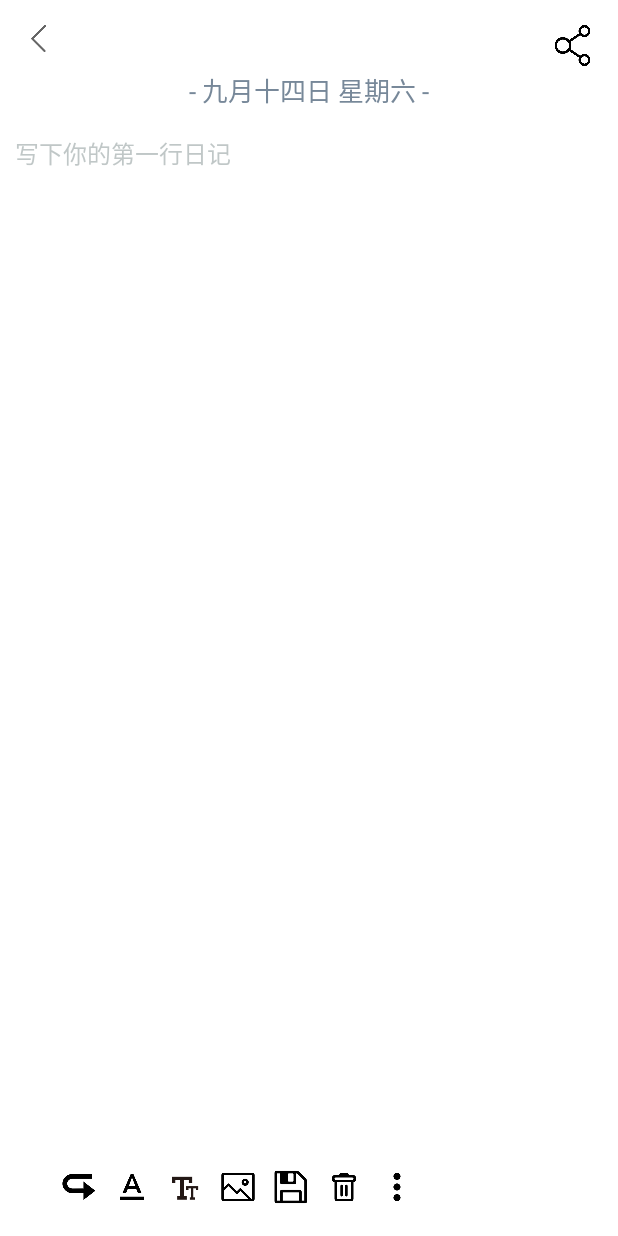
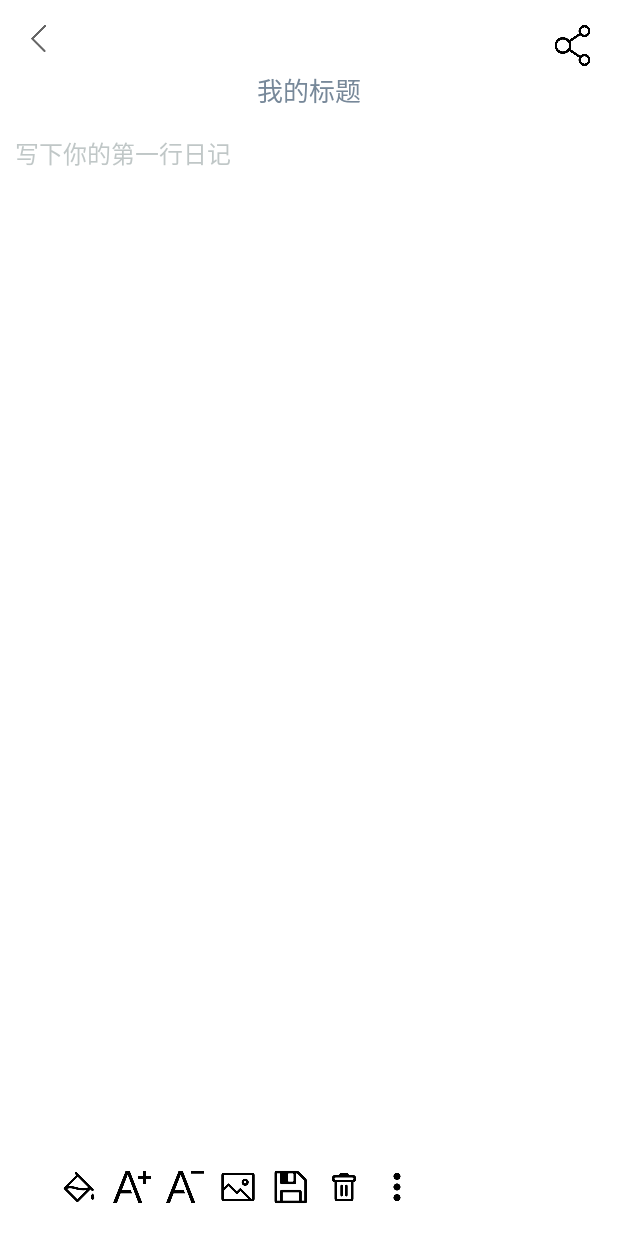
Before and after one commit to MerDuo/jiemo, an Android app: the diaryWrite screen opened directly, with no data from a screen before it, on a phone screen of 412 x 824 dp. Run offline under Robolectric (Android 15) with nearby library versions, the phone set to English and light mode, and no system bars.

Commit message:
完善了写日志界面按钮功能+点大家会回到首页

```diff
--- a/app/build.gradle
+++ b/app/build.gradle
@@ -45,4 +45,8 @@ dependencies {
 //    implementation 'com.google.android.material:material:1.0.0'
     implementation 'androidx.lifecycle:lifecycle-extensions:2.1.0'
 
+//    api 'com.dou361.dialogui:jjdxm-dialogui:1.0.3'
+
+
+
 }
--- a/app/src/main/AndroidManifest.xml
+++ b/app/src/main/AndroidManifest.xml
@@ -21,7 +21,8 @@
 
         </activity>
         <activity android:name=".fragment.Top2View" />
-        <activity android:name=".diary.diaryWrite" />
+        <activity android:name=".diary.diaryWrite"
+            android:windowSoftInputMode="adjustPan"/>
         <activity android:name=".mine.mine" />
         <activity android:name=".mine.personalDocument" />
         <activity android:name=".mine.documentEditer" />
--- a/app/src/main/java/cn/edu/cdut/jiemo/MainActivity.java
+++ b/app/src/main/java/cn/edu/cdut/jiemo/MainActivity.java
@@ -86,6 +86,11 @@ public class MainActivity extends AppCompatActivity implements OnClickListener{
     public void onClick(View v) {
         int id = v.getId();
         switch (id){
+            case R.id.sy:
+                Intent intent3 = new Intent();
+                intent3.setClass(MainActivity.this,MainActivity.class);
+                startActivity(intent3);
+                break;
             case R.id.jia:
                 Intent intent = new Intent();
                 intent.setClass(MainActivity.this, add.class);
@@ -100,6 +105,7 @@ public class MainActivity extends AppCompatActivity implements OnClickListener{
                 Intent intent2 = new Intent(MainActivity.this,addplan.class);
 //                Intent intent = new Intent(MainActivity.this, addplan.class);
                 startActivity(intent2);
+                break;
         }
     }
 
--- a/app/src/main/res/layout/activity_diary_write.xml
+++ b/app/src/main/res/layout/activity_diary_write.xml
@@ -4,7 +4,8 @@
     android:layout_width="match_parent"
     android:layout_height="match_parent"
     xmlns:app="http://schemas.android.com/apk/res-auto"
-    android:background="#fff">
+    android:id="@+id/diary_constraintlayout"
+    android:background="#ffffff">
 
     <ImageView
         android:id="@+id/returnbtn"
@@ -17,6 +18,7 @@
         android:layout_marginTop="10dp"/>
 
     <ImageView
+        android:id="@+id/sharebtn"
         android:layout_width="30dp"
         android:layout_height="30dp"
         android:src="@drawable/share"
@@ -25,24 +27,41 @@
         android:layout_marginRight="15dp"
         android:layout_marginTop="15dp"/>
 
-    <TextView
-        android:id="@+id/date"
+<!--    <TextView-->
+<!--        android:id="@+id/date"-->
+<!--        android:layout_width="200dp"-->
+<!--        android:layout_height="40dp"-->
+<!--        android:text="- 九月十四日 星期六 -"-->
+<!--        android:textColor="#778899"-->
+<!--        android:textSize="17sp"-->
+<!--        android:gravity="center"-->
+<!--        app:layout_constraintEnd_toEndOf="parent"-->
+<!--        app:layout_constraintStart_toStartOf="parent"-->
+<!--        app:layout_constraintTop_toBottomOf="@id/returnbtn"/>-->
+    <EditText
+        android:id="@+id/diarytitle"
         android:layout_width="200dp"
         android:layout_height="40dp"
-        android:text="- 九月十四日 星期六 -"
+        android:hint="我的标题"
+        android:textColorHint="#778899"
+        android:textSize="17sp"
         android:textColor="#778899"
-        android:textSize="17sp"
         android:gravity="center"
+        android:textCursorDrawable="@null"
+        android:background="@null"
         app:layout_constraintEnd_toEndOf="parent"
         app:layout_constraintStart_toStartOf="parent"
-        app:layout_constraintTop_toBottomOf="@id/returnbtn"/>
+        app:layout_constraintTop_toBottomOf="@id/returnbtn" />
 
     <ScrollView
         android:layout_width="match_parent"
-        android:layout_height="600dp"
+        android:layout_height="0px"
         android:padding="10dp"
-        app:layout_constraintTop_toBottomOf="@id/date"
+        app:layout_constraintTop_toBottomOf="@id/diarytitle"
         app:layout_constraintLeft_toLeftOf="parent"
+
+        app:layout_constraintRight_toRightOf="parent"
+        app:layout_constraintHeight_percent="0.8"
         android:overScrollMode="never">
 
         <EditText
@@ -56,35 +75,37 @@
             android:background="@null"
             android:textCursorDrawable="@null"/>
 
+
+
     </ScrollView>
 
     <ImageView
-        android:id="@+id/returnbtn1"
+        android:id="@+id/fontcolor"
         android:layout_width="25dp"
         android:layout_height="25dp"
-        android:src="@drawable/returnbtn"
+        android:src="@drawable/fontcolor"
         app:layout_constraintBottom_toBottomOf="parent"
         app:layout_constraintLeft_toLeftOf="parent"
         android:layout_marginLeft="40dp"
         android:layout_marginBottom="20dp"/>
 
     <ImageView
-        android:id="@+id/font"
+        android:id="@+id/increasefontsize"
         android:layout_width="25dp"
         android:layout_height="25dp"
-        android:src="@drawable/font"
+        android:src="@drawable/fontsize_increase"
         app:layout_constraintBottom_toBottomOf="parent"
-        app:layout_constraintLeft_toRightOf="@id/returnbtn1"
+        app:layout_constraintLeft_toRightOf="@id/fontcolor"
         android:layout_marginLeft="10dp"
         android:layout_marginBottom="20dp"/>
 
     <ImageView
-        android:id="@+id/fontsize"
+        android:id="@+id/decreasefontsize"
         android:layout_width="25dp"
         android:layout_height="25dp"
-        android:src="@drawable/fontsize"
+        android:src="@drawable/fontsize_decrease"
         app:layout_constraintBottom_toBottomOf="parent"
-        app:layout_constraintLeft_toRightOf="@id/font"
+        app:layout_constraintLeft_toRightOf="@id/increasefontsize"
         android:layout_marginLeft="10dp"
         android:layout_marginBottom="20dp"/>
 
@@ -94,7 +115,7 @@
         android:layout_height="25dp"
         android:src="@drawable/picture"
         app:layout_constraintBottom_toBottomOf="parent"
-        app:layout_constraintLeft_toRightOf="@id/fontsize"
+        app:layout_constraintLeft_toRightOf="@id/decreasefontsize"
         android:layout_marginLeft="10dp"
         android:layout_marginBottom="20dp"/>
 
--- a/app/src/main/res/layout/activity_main.xml
+++ b/app/src/main/res/layout/activity_main.xml
@@ -25,7 +25,8 @@
             android:layout_width="match_parent"
             android:layout_height="wrap_content"
             app:tabTextColor="#778899"
-            android:background="#D2F5EE" />
+            android:background="#D2F5EE"/>
+<!--            android:fitsSystemWindows="true"/> api19以上结合styles-->
         <androidx.viewpager.widget.ViewPager
             android:id="@+id/view_pager"
             android:layout_width="match_parent"
--- /dev/null
+++ b/app/src/main/res/menu/menu_diary.xml
@@ -0,0 +1,20 @@
+<?xml version="1.0" encoding="utf-8"?>
+<menu xmlns:android="http://schemas.android.com/apk/res/android"
+    xmlns:app="http://schemas.android.com/apk/res-auto">
+    <item android:id="@+id/popmemu_diary_defaultw"
+        android:orderInCategory="100"
+        android:title="简约干净"/>
+    <item android:id="@+id/popmemu_diary_fangge"
+        android:orderInCategory="100"
+        android:title="随心方格"/>
+    <item android:id="@+id/popmemu_diary_rabbit"
+        android:orderInCategory="100"
+        android:title="四只小兔"/>
+    <item android:id="@+id/popmemu_diary_line"
+        android:orderInCategory="100"
+        android:title="淡雅线条"/>
+    <item android:id="@+id/popmemu_diary_flower"
+        android:orderInCategory="100"
+        android:title="可爱小花"/>
+
+</menu>
--- /dev/null
+++ b/app/src/main/res/menu/menu_diary_more.xml
@@ -0,0 +1,8 @@
+<?xml version="1.0" encoding="utf-8"?>
+<menu xmlns:android="http://schemas.android.com/apk/res/android"
+    xmlns:app="http://schemas.android.com/apk/res-auto">
+    <item android:id="@+id/menu_more"
+        android:orderInCategory="100"
+        android:title="没有东西了"/>
+
+</menu>
--- a/app/src/main/res/values/styles.xml
+++ b/app/src/main/res/values/styles.xml
@@ -11,6 +11,7 @@
     <style name="AppTheme.NoActionBar">
         <item name="windowActionBar">false</item>
         <item name="windowNoTitle">true</item>
+<!--        <item name="android:windowTranslucentStatus">true</item> API19以上时-->
     </style>
 
     <style name="AppTheme.AppBarOverlay" parent="ThemeOverlay.AppCompat.Dark.ActionBar" />
```
Also changed, not shown: app/src/main/java/cn/edu/cdut/jiemo/diary/diaryWrite.java (+191 -2 lines), app/src/main/res/layout/nav.xml (+7 -7 lines), app/src/main/res/drawable/diarybackgroud_fangge0.jpg (added), app/src/main/res/drawable/diarybackgroud_line.jpg (added), app/src/main/res/drawable/diarybackground_fangge2.jpg (added), app/src/main/res/drawable/diarybackground_flower.png (added), app/src/main/res/drawable/fontcolor.png (added), app/src/main/res/drawable/fontsize_decrease.png (added), app/src/main/res/drawable/fontsize_increase.png (added).
